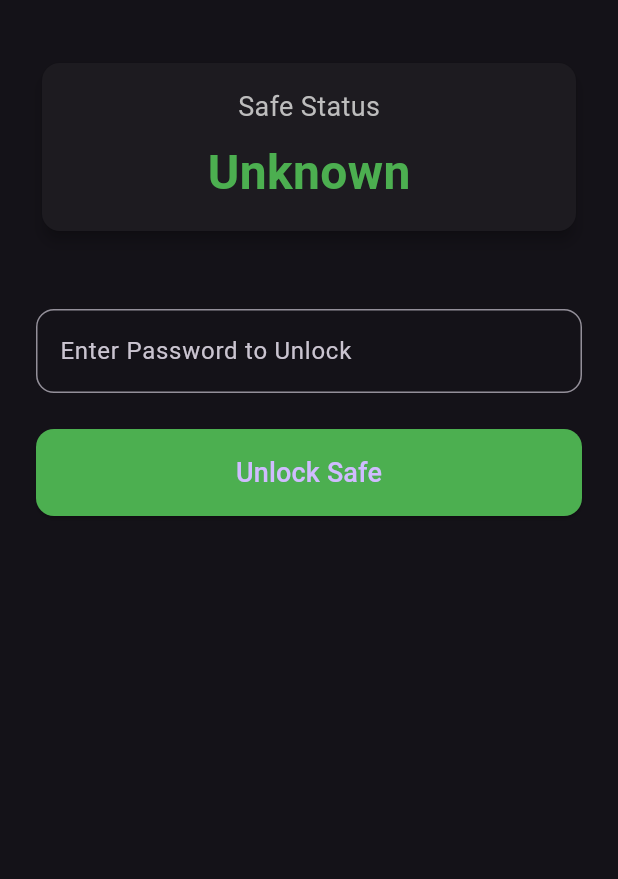
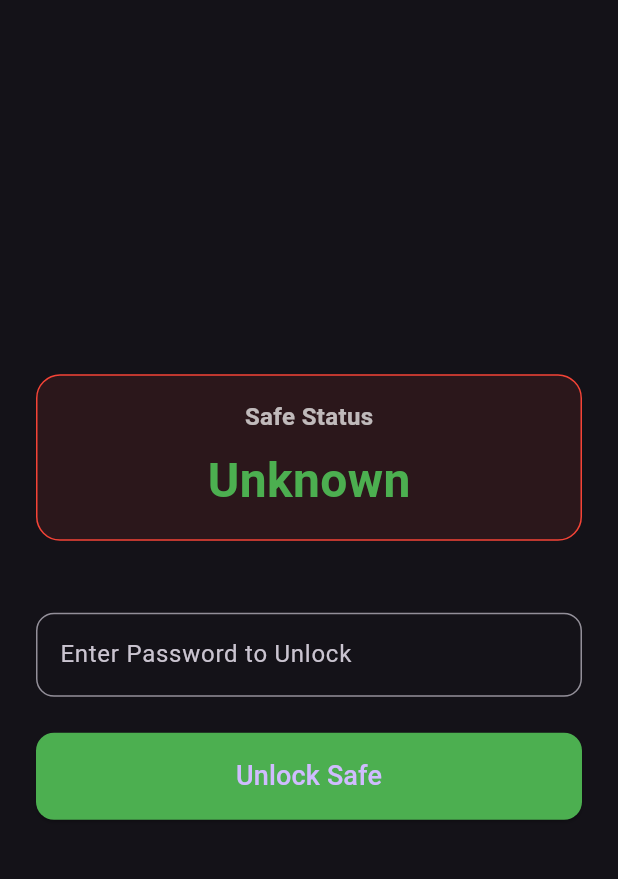
Before and after one commit to asmaaabdalh/smart-safe-project, a Flutter app: the HomePage screen opened directly, on a phone screen of 412 x 824 dp, the part 63-942 px from its top. Run offline on Flutter 3.47's test engine with Material 3 defaults, Android fonts, the light colour scheme and no system bars; our stand-ins replace supabase_flutter; missing offline and left inert: mqtt_client; accounts and stored records are empty.

```diff
--- a/lib/main.dart
+++ b/lib/main.dart
@@ -2,7 +2,7 @@
 
 import 'package:flutter/material.dart';
 import 'package:supabase_flutter/supabase_flutter.dart';
-import 'package:provider/provider.dart'; // Add this dependency
+import 'package:provider/provider.dart';
 import 'screens/signin_screen.dart';
 import 'services/mqtt_service.dart';
 
@@ -38,6 +38,7 @@ class MyApp extends StatelessWidget {
     return MaterialApp(
       title: 'Smart Safe App',
       theme: ThemeData.dark(),
+      debugShowCheckedModeBanner: false,
       home: const SignInScreen()
     );
   }
--- a/lib/screens/home_screen.dart
+++ b/lib/screens/home_screen.dart
@@ -4,7 +4,7 @@ import 'package:flutter/material.dart';
 import 'package:provider/provider.dart';
 import '../services/mqtt_service.dart';
 import '../services/supabase_service.dart';
-import 'signin_screen.dart'; // Add this import
+import 'signin_screen.dart';
 
 class HomePage extends StatelessWidget {
   const HomePage({super.key});
@@ -32,7 +32,6 @@ class HomePage extends StatelessWidget {
                 onPressed: () {
                   final supabaseService = SupabaseService();
                   supabaseService.signOut();
-                  // Aadd the navigation to the sign-in screen
                   Navigator.pushReplacement(
                     context,
                     MaterialPageRoute(builder: (context) => const SignInScreen()),
@@ -44,20 +43,27 @@ class HomePage extends StatelessWidget {
           body: Padding(
             padding: const EdgeInsets.all(24.0),
             child: Column(
+              mainAxisAlignment: MainAxisAlignment.center,
               crossAxisAlignment: CrossAxisAlignment.stretch,
               children: [
-                Card(
-                  elevation: 4,
-                  shape: RoundedRectangleBorder(
-                    borderRadius: BorderRadius.circular(12),
+                Container(
+                  padding: const EdgeInsets.all(16),
+                  decoration: BoxDecoration(
+                    color: mqttService.isConnected ? Colors.green.withOpacity(0.1) : Colors.red.withOpacity(0.1),
+                    borderRadius: BorderRadius.circular(16),
+                    border: Border.all(
+                      color: mqttService.isConnected ? Colors.green : Colors.red,
                     ),
-                  child: Padding(
-                    padding: const EdgeInsets.all(16.0),
+                  ),
                   child: Column(
                     children: [
                       Text(
                         'Safe Status',
-                          style: TextStyle(fontSize: 18, color: Colors.grey[400]),
+                        style: TextStyle(
+                          fontSize: 16,
+                          fontWeight: FontWeight.bold,
+                          color: Colors.white.withOpacity(0.7),
+                        ),
                       ),
                       const SizedBox(height: 8),
                       Text(
@@ -68,8 +74,17 @@ class HomePage extends StatelessWidget {
                           color: mqttService.safeStatus == 'Locked' ? Colors.redAccent : Colors.green,
                         ),
                       ),
+                      // Display wrong attempts count if the status is ALARM
+                      if (mqttService.safeStatus == 'ALARM')
+                        Text(
+                          'Wrong Attempts: ${mqttService.wrongAttempts}/3',
+                          style: TextStyle(
+                            fontSize: 18,
+                            color: Colors.redAccent,
+                            fontWeight: FontWeight.bold,
+                          ),
+                        ),
                     ],
-                    ),
                   ),
                 ),
                 const SizedBox(height: 48),
```
Also changed, not shown: lib/services/mqtt_service.dart (+41 -35 lines). Lines whose indentation alone changed are shown as unchanged.
